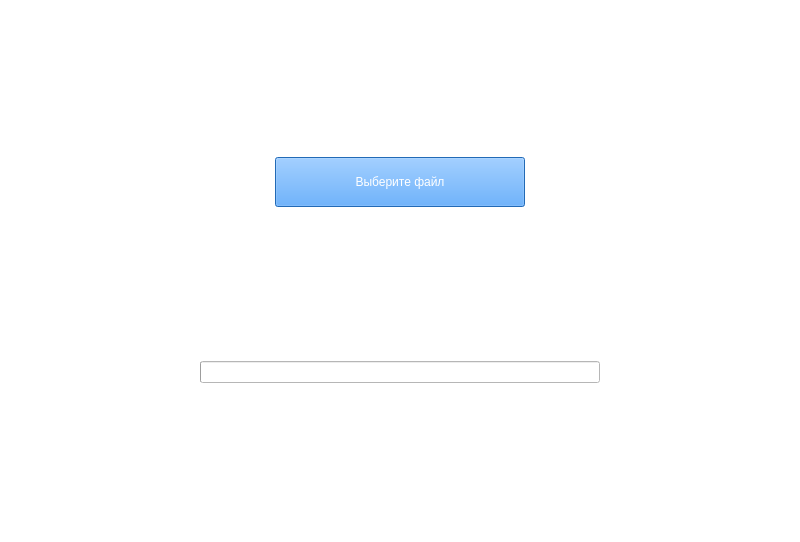
YarickVodila/EfficientNetV2_Whale_Reidentification, file FirstPageWhale.ui: the form before one commit.
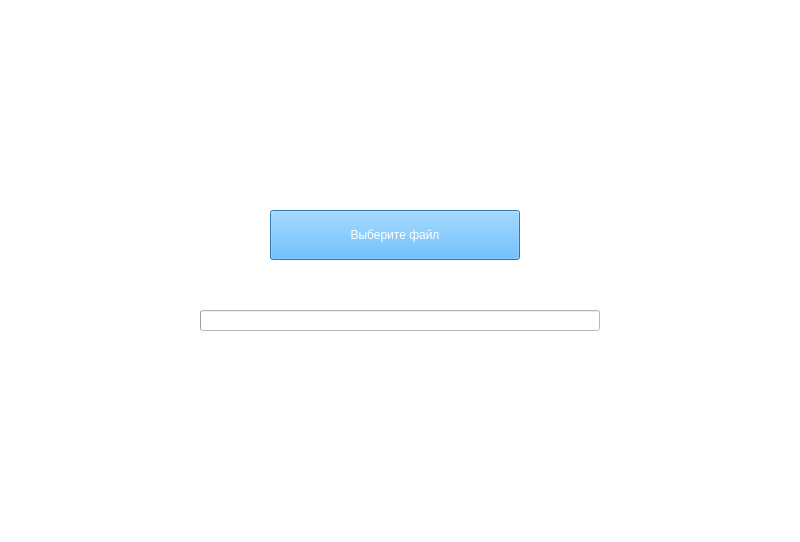
The form after the commit. Icons and pictures are not drawn.

```diff
--- a/FirstPageWhale.ui
+++ b/FirstPageWhale.ui
@@ -41,12 +41,18 @@
    <string notr="true">background-color:rgb(255, 255, 255);</string>
   </property>
   <widget class="QWidget" name="centralwidget">
-   <layout class="QGridLayout" name="gridLayout">
-    <item row="0" column="0" alignment="Qt::AlignHCenter">
      <widget class="QPushButton" name="pushButton">
       <property name="enabled">
        <bool>true</bool>
       </property>
+    <property name="geometry">
+     <rect>
+      <x>270</x>
+      <y>210</y>
+      <width>250</width>
+      <height>50</height>
+     </rect>
+    </property>
       <property name="sizePolicy">
        <sizepolicy hsizetype="Fixed" vsizetype="Fixed">
         <horstretch>0</horstretch>
@@ -69,7 +75,7 @@
        <bool>false</bool>
       </property>
       <property name="styleSheet">
-       <string notr="true">background-color: rgb(48, 148, 255);
+     <string notr="true">background-color: rgb(63, 169, 245);
 color: rgb(255, 255, 255);
 font: 25 24pt &quot;Calibri Light&quot;;
 gridline-color: rgb(255, 255, 255);
@@ -91,12 +97,18 @@
        <bool>false</bool>
       </property>
      </widget>
-    </item>
-    <item row="1" column="0" alignment="Qt::AlignHCenter">
      <widget class="QProgressBar" name="progressBar">
       <property name="enabled">
        <bool>true</bool>
       </property>
+    <property name="geometry">
+     <rect>
+      <x>200</x>
+      <y>310</y>
+      <width>400</width>
+      <height>21</height>
+     </rect>
+    </property>
       <property name="sizePolicy">
        <sizepolicy hsizetype="Fixed" vsizetype="Fixed">
         <horstretch>0</horstretch>
@@ -122,8 +134,25 @@
        <enum>QProgressBar::BottomToTop</enum>
       </property>
      </widget>
-    </item>
-   </layout>
+   <widget class="QLabel" name="label">
+    <property name="geometry">
+     <rect>
+      <x>10</x>
+      <y>0</y>
+      <width>121</width>
+      <height>71</height>
+     </rect>
+    </property>
+    <property name="text">
+     <string/>
+    </property>
+    <property name="pixmap">
+     <pixmap>../../Downloads/photo_2022-11-12_09-47-40.jpg</pixmap>
+    </property>
+    <property name="scaledContents">
+     <bool>true</bool>
+    </property>
+   </widget>
   </widget>
  </widget>
  <resources/>
```
Lines whose indentation alone changed are shown as unchanged.
